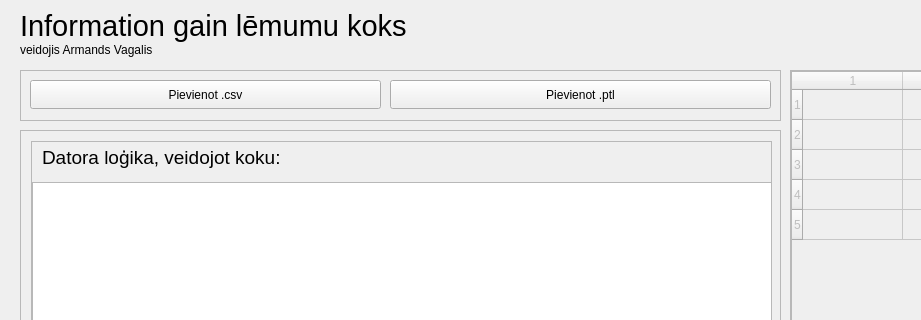
Old version of the form form.ui in the repository v-ir-mans/ES-tree-with-GUI; both pictures show x 0 to 921 and y 0 to 320 of the 1384 by 591 pixel window.
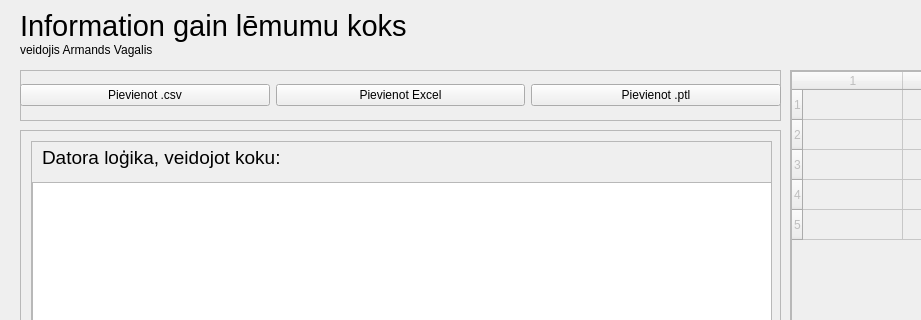
New version of the form.

Commit message: Pievienoju excel atbalstu. Kods 100% chatgpt, taču balstoties jau uzrakstītajās funkcijās

Patch:
```diff
--- a/form.ui
+++ b/form.ui
@@ -50,34 +50,44 @@
     <property name="frameShadow">
      <enum>QFrame::Shadow::Raised</enum>
     </property>
+    <widget class="QWidget" name="horizontalLayoutWidget_2">
+     <property name="geometry">
+      <rect>
+       <x>0</x>
+       <y>0</y>
+       <width>761</width>
+       <height>51</height>
+      </rect>
+     </property>
+     <layout class="QHBoxLayout" name="horizontalLayout_2">
+      <item>
     <widget class="QPushButton" name="csvButton">
-     <property name="geometry">
-      <rect>
-       <x>10</x>
-       <y>10</y>
-       <width>351</width>
-       <height>29</height>
-      </rect>
-     </property>
      <property name="text">
       <string>Pievienot .csv</string>
      </property>
     </widget>
+      </item>
+      <item>
+       <widget class="QPushButton" name="excelButton">
+        <property name="enabled">
+         <bool>true</bool>
+        </property>
+        <property name="text">
+         <string>Pievienot Excel</string>
+        </property>
+       </widget>
+      </item>
+      <item>
     <widget class="QPushButton" name="ptlButton">
      <property name="enabled">
       <bool>true</bool>
      </property>
-     <property name="geometry">
-      <rect>
-       <x>370</x>
-       <y>10</y>
-       <width>381</width>
-       <height>29</height>
-      </rect>
-     </property>
      <property name="text">
       <string>Pievienot .ptl</string>
      </property>
+       </widget>
+      </item>
+     </layout>
     </widget>
    </widget>
    <widget class="QScrollArea" name="dataTableScroll">
```
Lines whose indentation alone changed are shown as unchanged. The commit also changes 4 other files.
